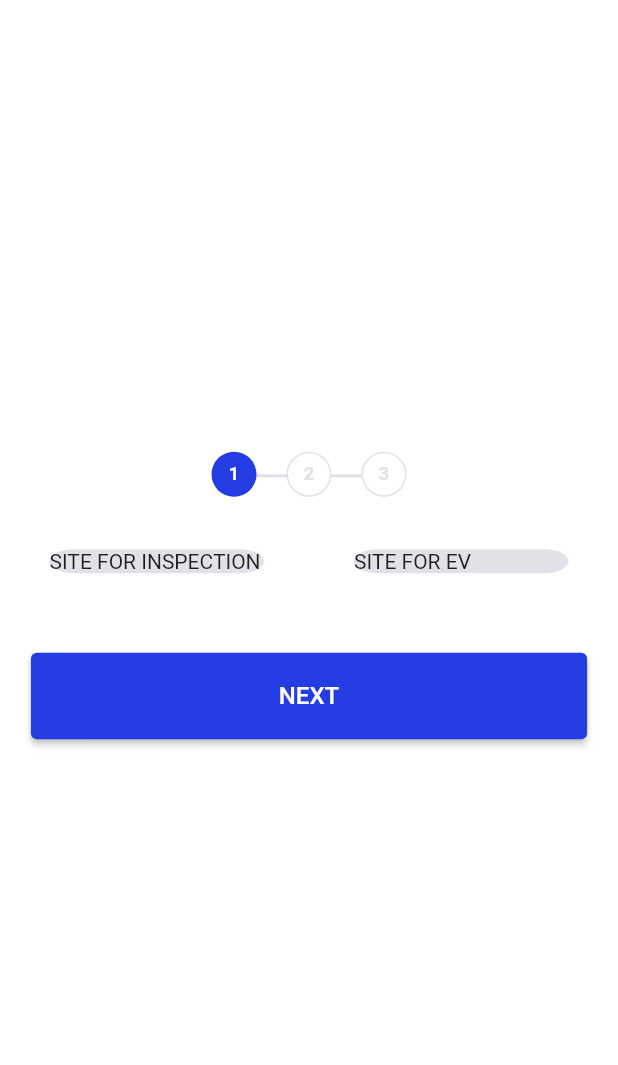
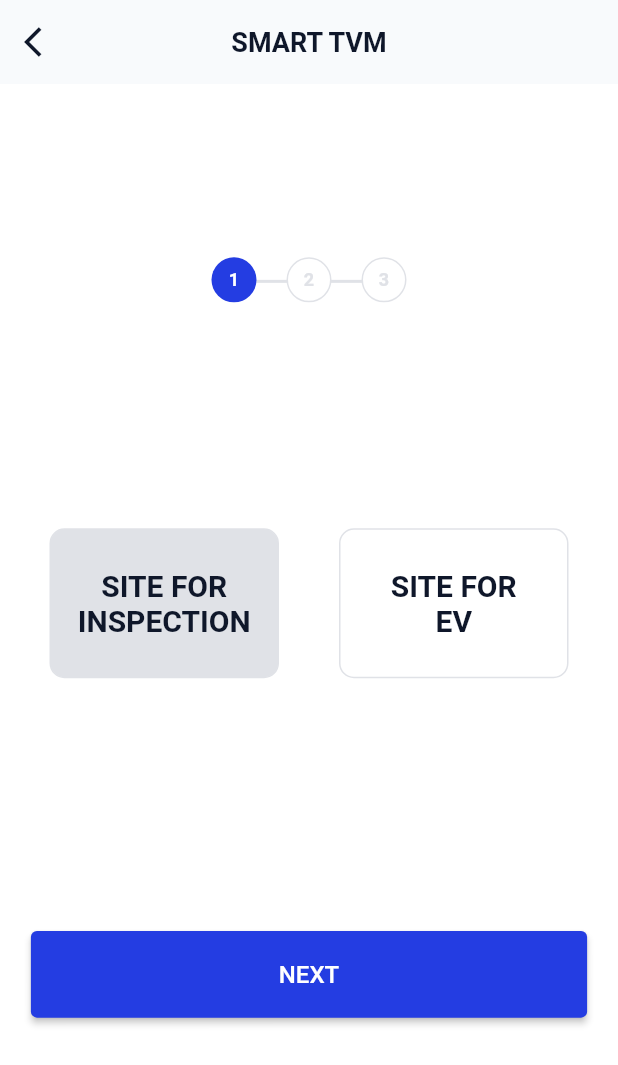
Before and after one commit to gouthamjp/anert, a Flutter app: the screen it shows after launch, on a phone screen of 412 x 824 dp. Shown: the top 1065 px of the screen. Run offline on Flutter 3.47's test engine with Material 2 defaults, Android fonts, the phone set to English and light mode, and no system bars; Roboto replaces fonts that are missing (Inter Medium, Inter SemiBold).

Commit message:
OPTION SELECT FOR INSPECTION OR EV PAGE COMPLETED

```diff
--- a/lib/constants.dart
+++ b/lib/constants.dart
@@ -15,6 +15,7 @@ class GreenTvmTheme{
   static const Color textColor = Color(0xFF0F172A);
   static const Color descriptionTextColor = Color(0xFF64748B);
   static const Color secondaryGray = Color(0xFFE0E2E7);
+  static const Color appBarColor =  Color(0xFFF8FAFC);
 
 
   static const TextStyle appBarTextStyle = TextStyle(
@@ -28,6 +29,13 @@ class GreenTvmTheme{
   fontSize: 42,
   fontFamily: fontExtraBold,
   fontWeight: FontWeight.w900,
+  );
+
+  static const TextStyle optionStyle = TextStyle(
+  color: textColor,
+  fontSize: 20,
+  fontFamily: fontMedium,
+  fontWeight: FontWeight.bold
   );
 
   static const TextStyle descriptionTextStyle = TextStyle(
@@ -53,4 +61,44 @@ class GreenTvmTheme{
   fontSize: 16,
   fontFamily: fontReg,
   );
+
+  static PreferredSizeWidget themeAppbar({
+  required String title,
+  required BuildContext context,
+  bool showBackButton = true}) {
+  return AppBar(
+        elevation: 0,
+        backgroundColor: GreenTvmTheme.appBarColor,
+        centerTitle: true,
+        title: Text(
+          title,
+          textAlign: TextAlign.center,
+          style: const TextStyle(
+              color: GreenTvmTheme.textColor,
+              fontWeight: FontWeight.bold,
+              fontFamily: GreenTvmTheme.fontMedium,
+              fontSize: 18
+          ),
+        ),
+        leading: showBackButton ? IconButton(
+          onPressed: () {
+            FocusScopeNode currentFocus = FocusScope.of(context);
+                if (!currentFocus.hasPrimaryFocus &&
+                    currentFocus.focusedChild != null) {
+                  currentFocus.focusedChild!.unfocus();
+                  Navigator.of(context).pop();
+                }else {
+                  Navigator.of(context).pop();
+                }
+
+          },
+          icon: Icon(
+            Icons.arrow_back_ios,
+            color: GreenTvmTheme.textColor
+          ),
+        )
+        : null,
+        actions: [],
+      );
 }
+}
--- a/lib/screens/option_selection.dart
+++ b/lib/screens/option_selection.dart
@@ -20,12 +20,13 @@ class _OptionSelectionState extends State<OptionSelection> {
   Widget build(BuildContext context) {
     final mquery = MediaQuery.of(context).size;
     return Scaffold(
+      appBar: GreenTvmTheme.themeAppbar(title: 'SMART TVM',  context: context, showBackButton: true),
       backgroundColor: Colors.white,
       body: SizedBox(
         height: mquery.height,
         width: mquery.width,
         child: Column(
-          mainAxisAlignment: MainAxisAlignment.center,
+          mainAxisAlignment: MainAxisAlignment.spaceEvenly,
           children: [
             StepperCounter(maxCount: 3,currentElement: 1,),
             Container(
@@ -40,9 +41,9 @@ class _OptionSelectionState extends State<OptionSelection> {
                     });
                   },
                   colour: optionSelect == Option.inspect? GreenTvmTheme.secondaryGray: Colors.white,
-                  cardChild: Text('SITE FOR INSPECTION'),)
+                  cardChild: Text('SITE FOR \nINSPECTION',textAlign: TextAlign.center,style: GreenTvmTheme.optionStyle,),)
                 ),
-                SizedBox(width: 30,),
+                SizedBox(width: 10,),
                 Expanded(
                   child: ReusableCard(
                       onPress:  () {
@@ -51,8 +52,9 @@ class _OptionSelectionState extends State<OptionSelection> {
                       });
                     },
                     colour: optionSelect == Option.ev? GreenTvmTheme.secondaryGray: Colors.white,
-                  cardChild: Text('SITE FOR EV'),)
-                ),
+                    cardChild: Text('SITE FOR \nEV',textAlign: TextAlign.center,style: GreenTvmTheme.optionStyle,),),
+                )
+
                 ],
               )
             ),
@@ -79,9 +81,13 @@ class ReusableCard extends StatelessWidget {
     return GestureDetector(
       onTap: onPress,
       child: Container(
+        alignment: Alignment.center,
+        height: 100,
         child: cardChild,
         margin: EdgeInsets.all(15.0),
-        decoration: BoxDecoration(color: GreenTvmTheme.secondaryGray,borderRadius: new BorderRadius.all(Radius.elliptical(100, 50)),),
+        decoration: BoxDecoration(color: colour,
+        borderRadius: BorderRadius.circular(10.0),
+        border: Border.all(color:GreenTvmTheme.secondaryGray,)),
 
       ),
     );
```
Lines whose indentation alone changed are shown as unchanged.
